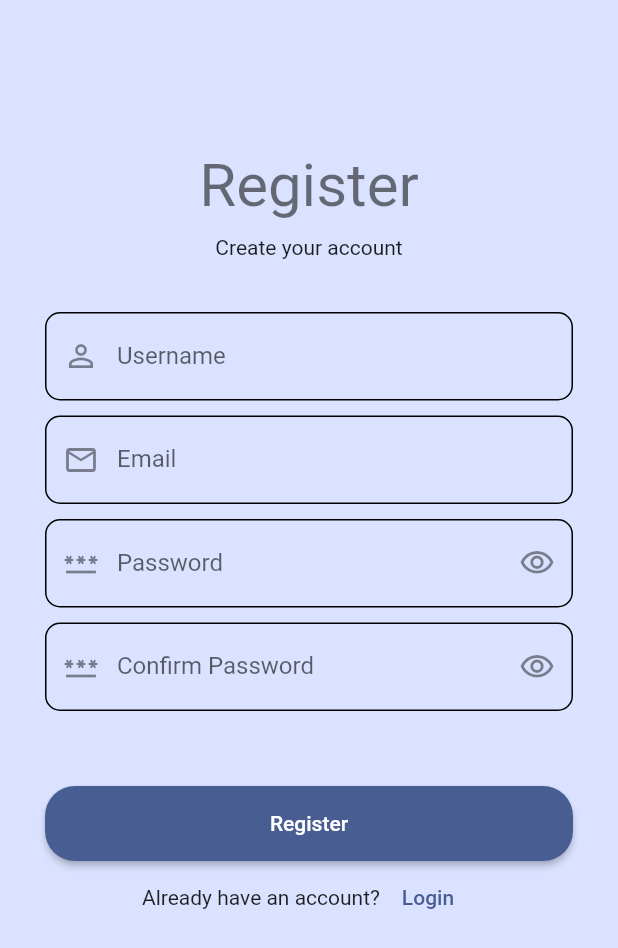
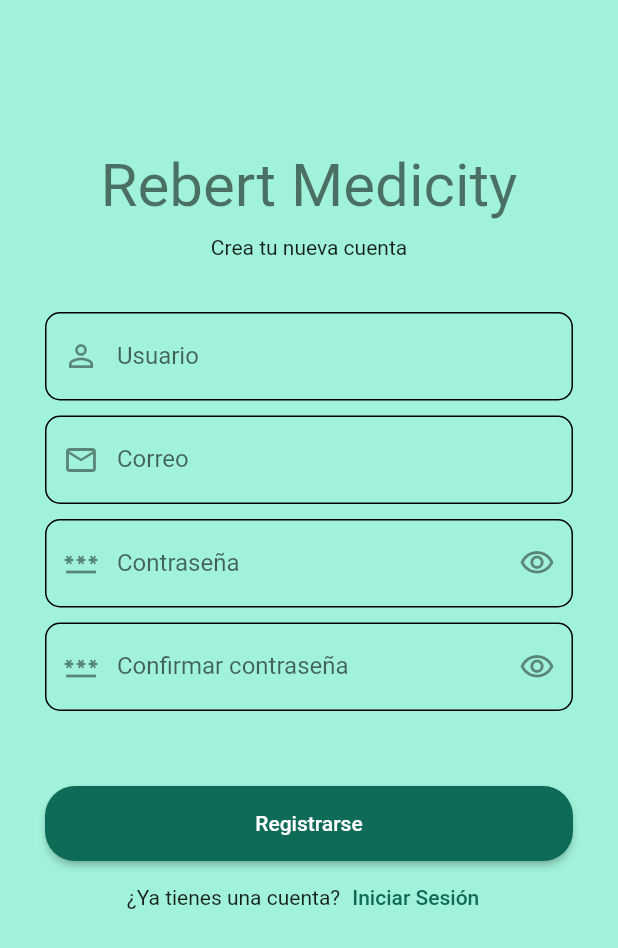
Before and after one commit to rebert-medicity/rebert_app, a Flutter app: the Signup screen opened directly, on a phone screen of 412 x 824 dp. Shown: the top 948 px of the screen. Run offline on Flutter 3.47's test engine with Material 2 defaults, Android fonts, the phone set to English and light mode, and no system bars; our stand-ins replace hive_flutter; accounts and stored records are empty.

Commit message:
add  custom login for rebert medicity

```diff
--- a/lib/main_app.dart
+++ b/lib/main_app.dart
@@ -10,7 +10,7 @@ class MainApp extends StatelessWidget {
     return MaterialApp(
       theme: ThemeData.from(
         colorScheme: ColorScheme.fromSeed(
-          seedColor: const Color.fromRGBO(32, 63, 129, 1.0),
+          seedColor: const Color.fromRGBO(120, 194, 173, 1.0),
         ),
       ),
       home: const Login(),
--- a/lib/ui/home.dart
+++ b/lib/ui/home.dart
@@ -12,7 +12,7 @@ class Home extends StatelessWidget {
   Widget build(BuildContext context) {
     return Scaffold(
       appBar: AppBar(
-        title: const Text("Login App"),
+        title: const Text("Rebert Medicity"),
         elevation: 0,
         actions: [
           Padding(
@@ -47,7 +47,7 @@ class Home extends StatelessWidget {
           mainAxisAlignment: MainAxisAlignment.center,
           children: [
             Text(
-              "Welcome 🎉",
+              "Bienvenido/a 🎉",
               style: Theme.of(context).textTheme.bodyLarge,
             ),
             const SizedBox(height: 10),
--- a/lib/ui/login.dart
+++ b/lib/ui/login.dart
@@ -38,12 +38,12 @@ class _LoginState extends State<Login> {
               children: [
                 const SizedBox(height: 150),
                 Text(
-                  "Welcome back",
+                  "Rebert Medicity",
                   style: Theme.of(context).textTheme.headlineLarge,
                 ),
                 const SizedBox(height: 10),
                 Text(
-                  "Login to your account",
+                  "Inicia sesión con tu cuenta",
                   style: Theme.of(context).textTheme.bodyMedium,
                 ),
                 const SizedBox(height: 60),
@@ -51,7 +51,7 @@ class _LoginState extends State<Login> {
                   controller: _controllerUsername,
                   keyboardType: TextInputType.name,
                   decoration: InputDecoration(
-                    labelText: "Username",
+                    labelText: "Usuario",
                     prefixIcon: const Icon(Icons.person_outline),
                     border: OutlineInputBorder(
                       borderRadius: BorderRadius.circular(10),
@@ -63,9 +63,9 @@ class _LoginState extends State<Login> {
                   onEditingComplete: () => _focusNodePassword.requestFocus(),
                   validator: (String? value) {
                     if (value == null || value.isEmpty) {
-                      return "Please enter username.";
+                      return "Por favor, ingrese su usuario.";
                     } else if (!_boxAccounts.containsKey(value)) {
-                      return "Username is not registered.";
+                      return "Usuario no registrado!";
                     }
 
                     return null;
@@ -78,7 +78,7 @@ class _LoginState extends State<Login> {
                   obscureText: _obscurePassword,
                   keyboardType: TextInputType.visiblePassword,
                   decoration: InputDecoration(
-                    labelText: "Password",
+                    labelText: "Contraseña",
                     prefixIcon: const Icon(Icons.password_outlined),
                     suffixIcon: IconButton(
                         onPressed: () {
@@ -98,10 +98,10 @@ class _LoginState extends State<Login> {
                   ),
                   validator: (String? value) {
                     if (value == null || value.isEmpty) {
-                      return "Please enter password.";
+                      return "Por favor, ingrese su contraseñ.";
                     } else if (value !=
                         _boxAccounts.get(_controllerUsername.text)) {
-                      return "Wrong password.";
+                      return "Contraseña inválida.";
                     }
 
                     return null;
@@ -132,12 +132,12 @@ class _LoginState extends State<Login> {
                           );
                         }
                       },
-                      child: const Text("Login"),
+                      child: const Text("Iniciar Sesión"),
                     ),
                     Row(
                       mainAxisAlignment: MainAxisAlignment.center,
                       children: [
-                        const Text("Don't have an account?"),
+                        const Text("¿No tienes una cuenta?"),
                         TextButton(
                           onPressed: () {
                             _formKey.currentState?.reset();
@@ -151,7 +151,7 @@ class _LoginState extends State<Login> {
                               ),
                             );
                           },
-                          child: const Text("Signup"),
+                          child: const Text("Regístrate"),
                         ),
                       ],
                     ),
--- a/lib/ui/signup.dart
+++ b/lib/ui/signup.dart
@@ -34,12 +34,12 @@ class _SignupState extends State<Signup> {
             children: [
               const SizedBox(height: 100),
               Text(
-                "Register",
+                "Rebert Medicity",
                 style: Theme.of(context).textTheme.headlineLarge,
               ),
               const SizedBox(height: 10),
               Text(
-                "Create your account",
+                "Crea tu nueva cuenta",
                 style: Theme.of(context).textTheme.bodyMedium,
               ),
               const SizedBox(height: 35),
@@ -47,7 +47,7 @@ class _SignupState extends State<Signup> {
                 controller: _controllerUsername,
                 keyboardType: TextInputType.name,
                 decoration: InputDecoration(
-                  labelText: "Username",
+                  labelText: "Usuario",
                   prefixIcon: const Icon(Icons.person_outline),
                   border: OutlineInputBorder(
                     borderRadius: BorderRadius.circular(10),
@@ -58,9 +58,9 @@ class _SignupState extends State<Signup> {
                 ),
                 validator: (String? value) {
                   if (value == null || value.isEmpty) {
-                    return "Please enter username.";
+                    return "Por favor ingresa tu usuario.";
                   } else if (_boxAccounts.containsKey(value)) {
-                    return "Username is already registered.";
+                    return "Usuario ya registrado!";
                   }
 
                   return null;
@@ -73,7 +73,7 @@ class _SignupState extends State<Signup> {
                 focusNode: _focusNodeEmail,
                 keyboardType: TextInputType.emailAddress,
                 decoration: InputDecoration(
-                  labelText: "Email",
+                  labelText: "Correo",
                   prefixIcon: const Icon(Icons.email_outlined),
                   border: OutlineInputBorder(
                     borderRadius: BorderRadius.circular(10),
@@ -84,9 +84,9 @@ class _SignupState extends State<Signup> {
                 ),
                 validator: (String? value) {
                   if (value == null || value.isEmpty) {
-                    return "Please enter email.";
+                    return "Por favor ingrese un correo electrónico.";
                   } else if (!(value.contains('@') && value.contains('.'))) {
-                    return "Invalid email";
+                    return "Correo electrónico inválido";
                   }
                   return null;
                 },
@@ -99,7 +99,7 @@ class _SignupState extends State<Signup> {
                 focusNode: _focusNodePassword,
                 keyboardType: TextInputType.visiblePassword,
                 decoration: InputDecoration(
-                  labelText: "Password",
+                  labelText: "Contraseña",
                   prefixIcon: const Icon(Icons.password_outlined),
                   suffixIcon: IconButton(
                       onPressed: () {
@@ -119,9 +119,9 @@ class _SignupState extends State<Signup> {
                 ),
                 validator: (String? value) {
                   if (value == null || value.isEmpty) {
-                    return "Please enter password.";
+                    return "Por favor ingrese su contraseña.";
                   } else if (value.length < 8) {
-                    return "Password must be at least 8 character.";
+                    return "Su contrase debe ser igual o mayor a 8 caracteres.";
                   }
                   return null;
                 },
@@ -135,7 +135,7 @@ class _SignupState extends State<Signup> {
                 focusNode: _focusNodeConfirmPassword,
                 keyboardType: TextInputType.visiblePassword,
                 decoration: InputDecoration(
-                  labelText: "Confirm Password",
+                  labelText: "Confirmar contraseña",
                   prefixIcon: const Icon(Icons.password_outlined),
                   suffixIcon: IconButton(
                       onPressed: () {
@@ -155,9 +155,9 @@ class _SignupState extends State<Signup> {
                 ),
                 validator: (String? value) {
                   if (value == null || value.isEmpty) {
-                    return "Please enter password.";
+                    return "Por favor ingrese su contraseña.";
                   } else if (value != _controllerPassword.text) {
-                    return "Password doesn't match.";
+                    return "Las contraseñas no son iguales.";
                   }
                   return null;
                 },
@@ -188,7 +188,7 @@ class _SignupState extends State<Signup> {
                               borderRadius: BorderRadius.circular(10),
                             ),
                             behavior: SnackBarBehavior.floating,
-                            content: const Text("Registered Successfully"),
+                            content: const Text("Registro completado"),
                           ),
                         );
 
@@ -197,15 +197,15 @@ class _SignupState extends State<Signup> {
                         Navigator.pop(context);
                       }
                     },
-                    child: const Text("Register"),
+                    child: const Text("Registrarse"),
                   ),
                   Row(
                     mainAxisAlignment: MainAxisAlignment.center,
                     children: [
-                      const Text("Already have an account?"),
+                      const Text("¿Ya tienes una cuenta?"),
                       TextButton(
                         onPressed: () => Navigator.pop(context),
-                        child: const Text("Login"),
+                        child: const Text("Iniciar Sesión"),
                       ),
                     ],
                   ),
```
